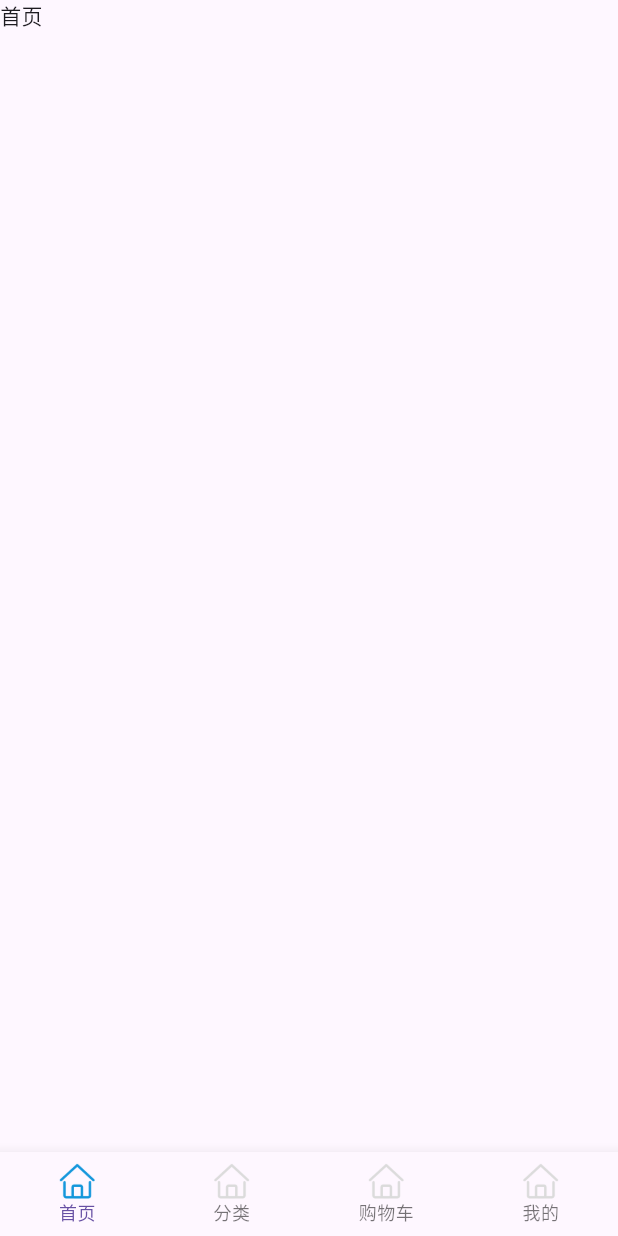
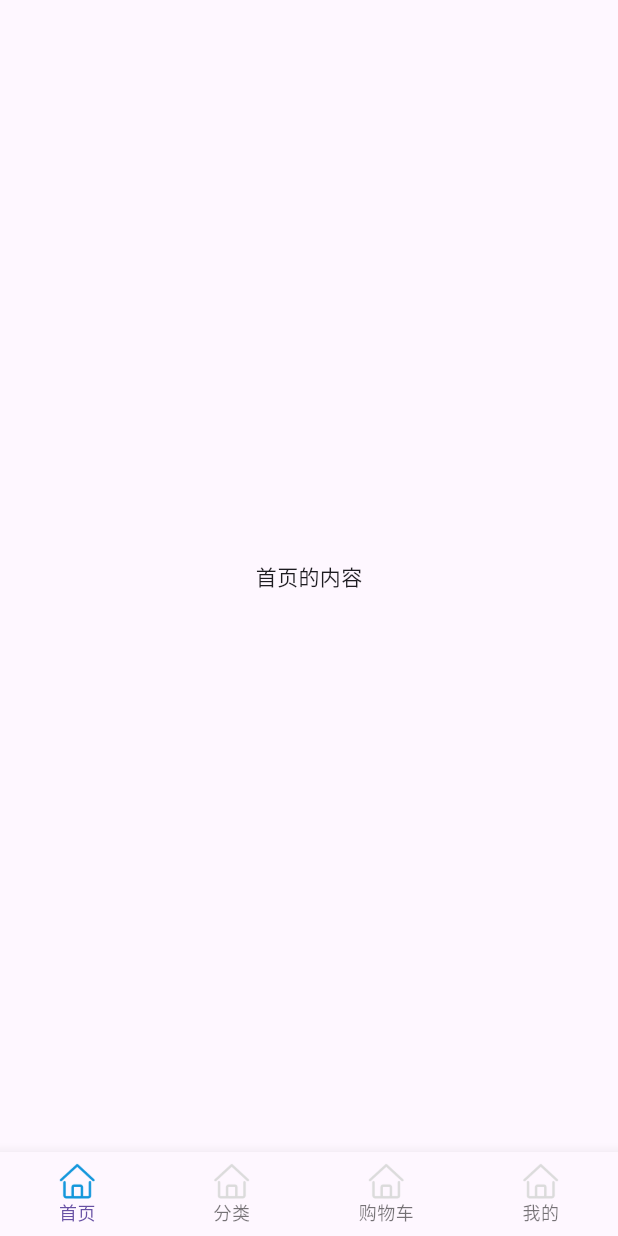
Before and after one commit to zahngjjj/flutter_shop, a Flutter app: the screen it shows after launch, on a phone screen of 412 x 824 dp. Run offline on Flutter 3.47's test engine with Material 3 defaults, Android fonts, the phone set to English and light mode, and no system bars.

Commit message:
feat: add 页面结构

```diff
--- /dev/null
+++ b/lib/pages/Home/index.dart
@@ -0,0 +1,17 @@
+import 'package:flutter/material.dart';
+
+class HomeView extends StatefulWidget {
+  HomeView({Key? key}) : super(key: key);
+
+  @override
+  _HomeViewState createState() => _HomeViewState();
+}
+
+class _HomeViewState extends State<HomeView> {
+  @override
+  Widget build(BuildContext context) {
+    return Scaffold(
+      body: Container(child: Center(child: Text('首页的内容'))),
+    );
+  }
+}
--- a/lib/pages/Main/index.dart
+++ b/lib/pages/Main/index.dart
@@ -1,4 +1,8 @@
 import 'package:flutter/material.dart';
+import 'package:flutter_shop/pages/Home/index.dart';
+import 'package:flutter_shop/pages/Category/index.dart';
+import 'package:flutter_shop/pages/Cart/index.dart';
+import 'package:flutter_shop/pages/Mine/index.dart';
 
 class HomePage extends StatefulWidget {
   HomePage({Key? key}) : super(key: key);
@@ -32,7 +36,13 @@ class _HomePageState extends State<HomePage> {
   ];
   int _currentIndex = 0;
   List<Widget> _getChildren() {
-    return _tabList.map((item) => Text(item["text"]!)).toList();
+    // return _tabList.map((item) => Text(item["text"]!)).toList();
+    return [
+      HomeView(),
+      CategoryView(),
+      CartView(),
+      MineView(),
+    ];
   }
 
   @override
```
Also changed, not shown: lib/pages/Cart/index.dart (added, +17 -0 lines), lib/pages/Category/index.dart (added, +17 -0 lines), lib/pages/Mine/index.dart (added, +17 -0 lines).
